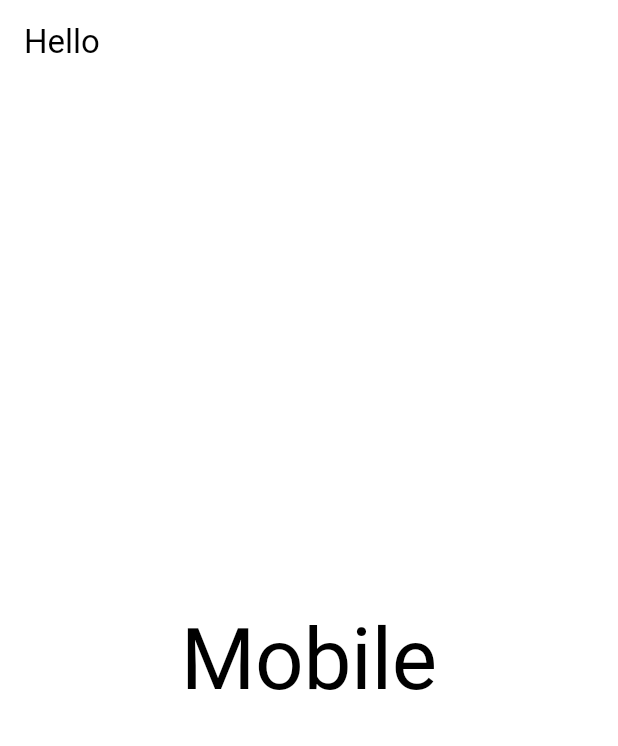
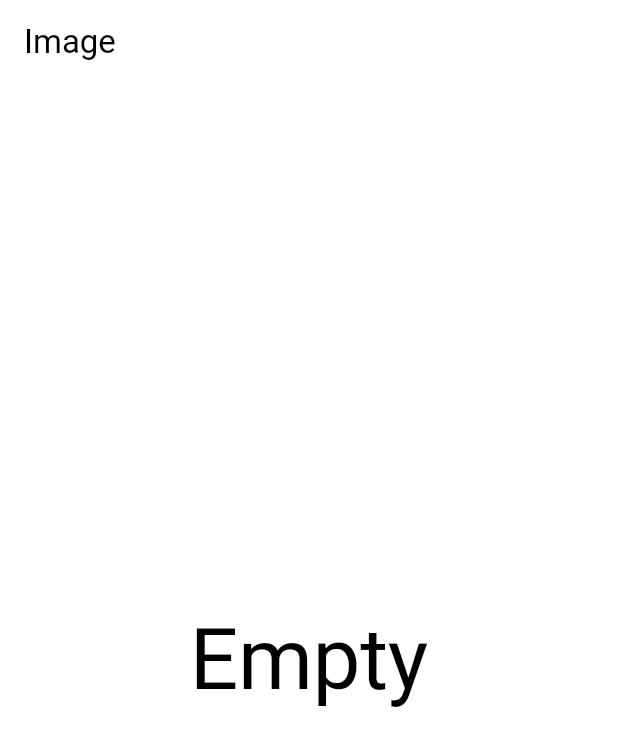
Before and after one commit to Myoungmin/flutter_image_sample, a Flutter app: the screen it shows after launch, on a phone screen of 412 x 824 dp. Shown: the top 746 px of the screen. Run offline on Flutter 3.47's test engine with Material 3 defaults, Android fonts, the phone set to English and light mode, and no system bars; our stand-ins replace flutter_riverpod; missing offline and left inert: grpc.

Commit message:
MainView에 간단한 Scaffold 형태만 구성

```diff
--- a/lib/src/view/main/main_view.dart
+++ b/lib/src/view/main/main_view.dart
@@ -2,9 +2,6 @@ import 'package:flutter/material.dart';
 import 'package:flutter_image_sample/src/service/theme_service.dart';
 import 'package:flutter_image_sample/src/view/base_view.dart';
 import 'package:flutter_image_sample/src/view/main/main_view_model.dart';
-import 'package:flutter_image_sample/theme/component/base_dialog.dart';
-import 'package:flutter_image_sample/theme/res/layout.dart';
-import 'package:flutter_image_sample/util/lang/generated/l10n.dart';
 
 class MainView extends StatelessWidget {
   const MainView({super.key});
@@ -16,55 +13,17 @@ class MainView extends StatelessWidget {
       builder: (ref, viewModel, state) => Scaffold(
         appBar: AppBar(
           title: Text(
-            S.current.hello,
+            "Image",
             style: ref.textTheme.titleLarge?.copyWith(
               color: ref.colorScheme.onSurface,
             ),
           ),
         ),
         body: Center(
-          child: GestureDetector(
-            onTap: () {
-              showDialog(
-                context: context,
-                builder: (context) {
-                  return BaseDialog(
-                    title: S.current.hello,
-                    content: Text(
-                      S.current.hello,
-                      style: ref.textTheme.titleLarge?.copyWith(
-                        color: ref.theme.colorScheme.onSurface,
-                      ),
-                    ),
-                    actions: [
-                      TextButton(
-                        child: Text(
-                          S.current.cancel,
-                          style: ref.textTheme.bodyLarge?.copyWith(
-                            color: ref.theme.colorScheme.onSurface,
-                          ),
-                        ),
-                        onPressed: () async {
-                          Navigator.pop(context);
-                          await Future.delayed(const Duration(seconds: 1));
-                          await viewModel.circularIndicatorTest(2);
-                        },
-                      ),
-                    ],
-                  );
-                },
-              );
-            },
-            child: Text(
-              context.layout(
-                S.current.desktop,
-                mobile: S.current.mobile,
-                tablet: S.current.tablet,
-                desktop: S.current.desktop,
-              ),
-              style: ref.textTheme.displayLarge?.copyWith(
-                color: ref.colorScheme.onSurface,
-              ),
+          child: Text(
+            "Empty",
+            style: ref.textTheme.displayLarge?.copyWith(
+              color: ref.colorScheme.onSurface,
             ),
           ),
         ),
```
